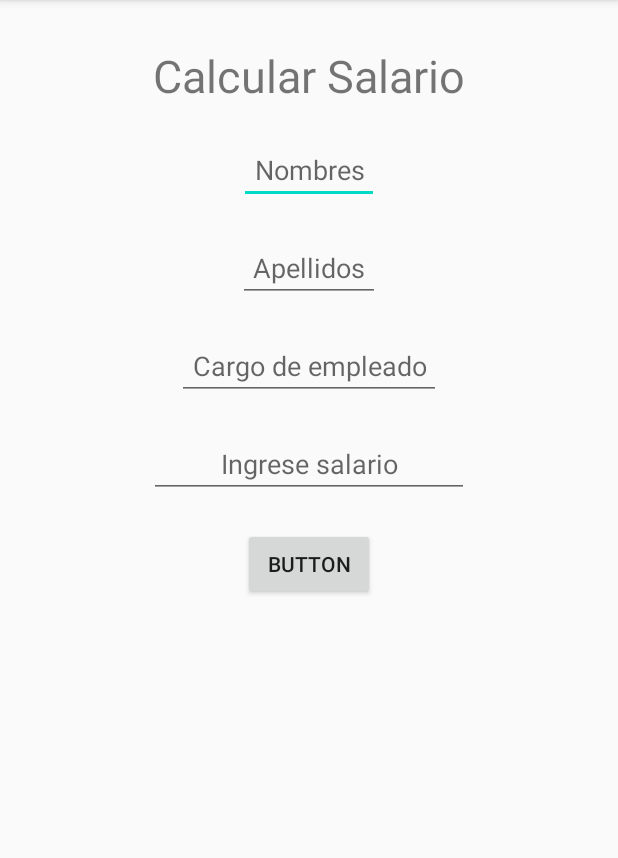
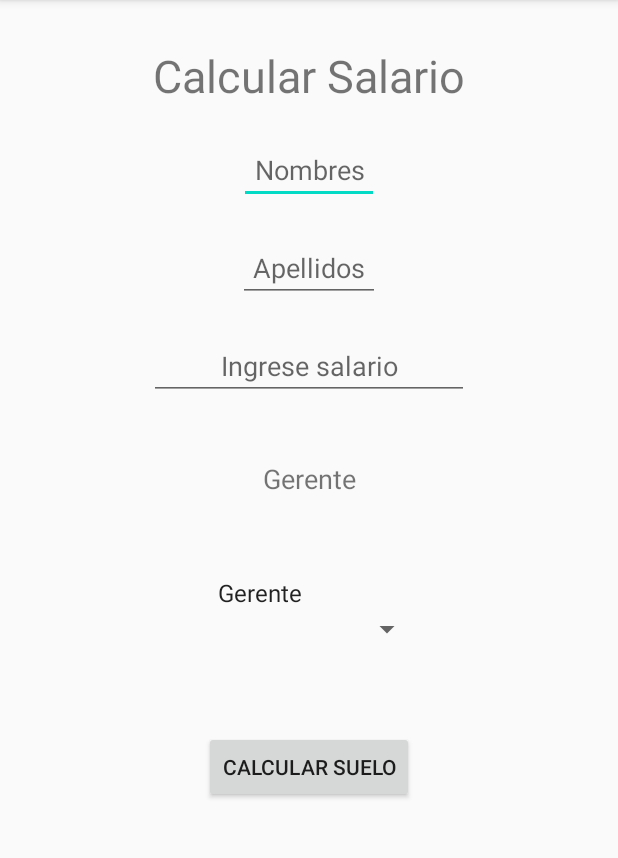
Before and after one commit to EduarRugamas/All-in-one-devexpertos, an Android app: the Ejercicio_3 screen opened directly, with no data from a screen before it, on a phone screen of 412 x 824 dp, the part 84-942 px from its top. Run offline under Robolectric (Android 15) with nearby library versions, the phone set to English and light mode, and no system bars.

Commit message:
ejercicio3 : Dropdown

```diff
--- a/app/src/main/java/com/devexpertos/allinone/Salarios/Ejercicio_3.kt
+++ b/app/src/main/java/com/devexpertos/allinone/Salarios/Ejercicio_3.kt
@@ -2,11 +2,47 @@ package com.devexpertos.allinone.Salarios
 
 import androidx.appcompat.app.AppCompatActivity
 import android.os.Bundle
+import android.view.View
+import android.widget.*
 import com.devexpertos.allinone.R
+import kotlinx.android.synthetic.main.activity_ejercicio_3.*
 
 class Ejercicio_3 : AppCompatActivity() {
+
+    lateinit var option: Spinner
+    lateinit var cargo: TextView
+
     override fun onCreate(savedInstanceState: Bundle?) {
         super.onCreate(savedInstanceState)
         setContentView(R.layout.activity_ejercicio_3)
+
+        //calcSueldo.setOnClickListener {
+        // Toast.makeText(this, "Los campos estan vacios", Toast.LENGTH_SHORT).show()
+        //}
+
+        option = findViewById(R.id.spinnerMenu) as Spinner
+        cargo = findViewById(R.id.cargo) as TextView
+
+        val options = arrayOf("Gerente", "Asistente", "Secretaria")
+
+        option.adapter = ArrayAdapter<String>(this,android.R.layout.simple_list_item_1,options)
+
+        option.onItemSelectedListener = object : AdapterView.OnItemSelectedListener{
+            override fun onItemSelected(
+                parent: AdapterView<*>?,
+                view: View?,
+                position: Int,
+                id: Long
+            ) {
+                cargo.text = options.get(position)
+
+            }
+
+            override fun onNothingSelected(parent: AdapterView<*>?) {
+                cargo.text = "Seleccione una opcion"
+            }
+
+        }
+
     }
 }
--- a/app/src/main/java/com/devexpertos/allinone/Votos/Ejercicio_2.kt
+++ b/app/src/main/java/com/devexpertos/allinone/Votos/Ejercicio_2.kt
@@ -1,17 +1,25 @@
 package com.devexpertos.allinone.Votos
 
+import android.content.Intent
 import androidx.appcompat.app.AppCompatActivity
 import android.os.Bundle
 import android.view.View
 import android.widget.EditText
+import android.widget.Toast
 import com.devexpertos.allinone.R
+import kotlinx.android.synthetic.main.activity_ejercicio_2.*
 
 class Ejercicio_2 : AppCompatActivity() {
     override fun onCreate(savedInstanceState: Bundle?) {
         super.onCreate(savedInstanceState)
         setContentView(R.layout.activity_ejercicio_2)
 
+        val bucket = buket.text
 
+        btnAgregar.setOnClickListener {
+            if (bucket.isEmpty())
+            Toast.makeText(this, "Los campos no deben estar vacios", Toast.LENGTH_SHORT).show()
 
+        }
     }
 }
--- a/app/src/main/res/layout/activity_ejercicio_2.xml
+++ b/app/src/main/res/layout/activity_ejercicio_2.xml
@@ -37,17 +37,17 @@
 
     <EditText
         android:id="@+id/buket"
-        android:layout_width="194dp"
-        android:layout_height="334dp"
+        android:layout_width="188dp"
+        android:layout_height="210dp"
         android:ems="10"
         android:gravity="start|top"
         android:inputType="textMultiLine"
         app:layout_constraintBottom_toBottomOf="parent"
         app:layout_constraintEnd_toEndOf="parent"
-        app:layout_constraintHorizontal_bias="0.073"
+        app:layout_constraintHorizontal_bias="0.08"
         app:layout_constraintStart_toStartOf="parent"
         app:layout_constraintTop_toTopOf="parent"
-        app:layout_constraintVertical_bias="0.375" />
+        app:layout_constraintVertical_bias="0.285" />
 
     <TextView
         android:id="@+id/vt1"
--- a/app/src/main/res/layout/activity_ejercicio_3.xml
+++ b/app/src/main/res/layout/activity_ejercicio_3.xml
@@ -8,7 +8,6 @@
     tools:context=".Salarios.Ejercicio_3">
 
     <TextView
-        android:id="@+id/calsalario"
         android:layout_width="wrap_content"
         android:layout_height="wrap_content"
         android:text="Calcular Salario"
@@ -40,16 +39,6 @@
         android:padding="10dp"
         />
 
-    <EditText
-        android:id="@+id/cargo"
-        android:layout_width="wrap_content"
-        android:layout_height="45dp"
-        android:hint="Cargo de empleado"
-        android:textAlignment="center"
-        android:layout_gravity="center"
-        android:layout_marginTop="20dp"
-        android:padding="10dp"
-        />
 
     <EditText
     android:id="@+id/salarioBase"
@@ -59,17 +48,40 @@
     android:inputType="number"
     android:hint="Ingrese salario"
     android:layout_gravity="center"
-    android:textAlignment="center" android:layout_marginTop="20sp"
+    android:textAlignment="center"
+    android:layout_marginTop="20sp"
     />
 
+    <TextView
+        android:id="@+id/cargo"
+        android:layout_width="wrap_content"
+        android:layout_height="wrap_content"
+        android:hint="Cargo de empleado"
+        android:textAlignment="center"
+        android:layout_gravity="center"
+        android:layout_marginTop="20sp"
+        android:padding="20sp"
+        android:textSize="18sp"
+
+        />
+
+    <Spinner
+        android:id="@+id/spinnerMenu"
+        android:layout_width="wrap_content"
+        android:layout_height="wrap_content"
+        android:layout_gravity="center"
+        android:layout_marginTop="20sp"
+        android:hint="Cargo"
+        android:paddingBottom="@android:dimen/app_icon_size"/>
 
     <Button
-        android:id="@+id/button"
+        android:id="@+id/calcSueldo"
         android:layout_width="wrap_content"
         android:layout_height="wrap_content"
-        android:text="Button"
+        android:text="Calcular suelo"
         android:layout_marginTop="20sp"
         android:layout_gravity="center"/>
 
 
+
 </LinearLayout>
```
